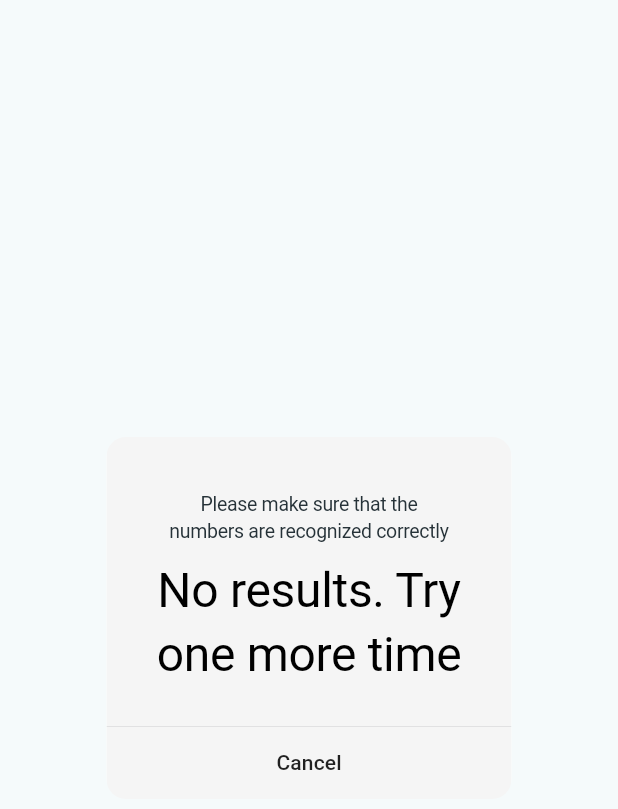
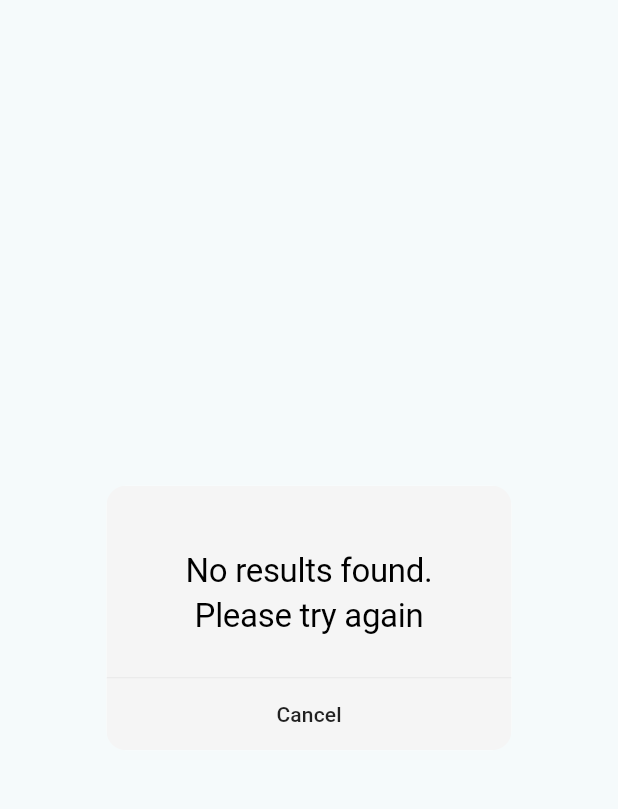
Before and after one commit to Lozovskij/PhoneOCR, a Flutter app: the ResultDialog widget shown alone on an empty page, opened directly with empty values, on a phone screen of 412 x 824 dp. Shown: the top 809 px of the screen. Run offline on Flutter 3.47's test engine with Material 2 defaults, Android fonts, the phone set to English and light mode, and no system bars; our stand-ins replace camera, permission_handler; missing offline and left inert: google_mlkit_text_recognition.

Commit message:
fix: fix dialog

```diff
--- a/lib/helpers.dart
+++ b/lib/helpers.dart
@@ -1,7 +1,8 @@
 import 'package:url_launcher/url_launcher.dart';
 
 class Helpers {
-  static const String makeSureNumbersAreCorrectMessage = 'Please make sure that the numbers are recognized correctly';
+  static const String makeSureNumbersAreCorrectMessage =
+      'Please make sure that the numbers are recognized correctly';
 
   static Future<void> openPhoneApp(String phoneNumber) async {
     final Uri phoneUri = Uri(scheme: "tel", path: phoneNumber);
--- a/lib/result_dialog.dart
+++ b/lib/result_dialog.dart
@@ -18,7 +18,6 @@ class ResultDialog extends StatelessWidget {
         children: [
           for (var phone in phones)
             Card(
-
               child: ListTile(
                 contentPadding: EdgeInsets.only(left: 17, right: 13),
                 title: Text(
@@ -28,23 +27,35 @@ class ResultDialog extends StatelessWidget {
                 onTap: () async {
                   await Helpers.openPhoneApp(phone);
                 },
-                trailing: const Icon(Icons.arrow_outward, size: 20,),
+                trailing: const Icon(
+                  Icons.arrow_outward,
+                  size: 20,
+                ),
               ),
             ),
-            SizedBox(height: 15,),
-          const Center(child: Padding(
-            padding: EdgeInsets.only(left: 20, right: 20),
-            child: Text(Helpers.makeSureNumbersAreCorrectMessage, style: TextStyle(color: const Color.fromRGBO(38, 50, 56, 1),),),
-          )),
-
+          SizedBox(
+            height: 12,
+          ),
+          if (phones.length > 0)
+            const Center(
+              child: Padding(
+                padding: EdgeInsets.only(left: 20, right: 20),
+                child: Text(
+                  Helpers.makeSureNumbersAreCorrectMessage,
+                  style: TextStyle(
+                    color: const Color.fromRGBO(38, 50, 56, 1),
+                  ),
+                ),
+              ),
+            ),
           if (phones.isEmpty)
             const Center(
               child: Padding(
                 padding: EdgeInsets.all(8.0),
                 child: Text(
-                  'No results. Try one more time',
+                  'No results found. Please try again',
                   textAlign: TextAlign.center,
-                  style: TextStyle(fontSize: 32),
+                  style: TextStyle(fontSize: 22),
                 ),
               ),
             ),
```
Also changed, not shown: lib/main.dart (+4 -7 lines), lib/result_screen.dart (+13 -4 lines).
